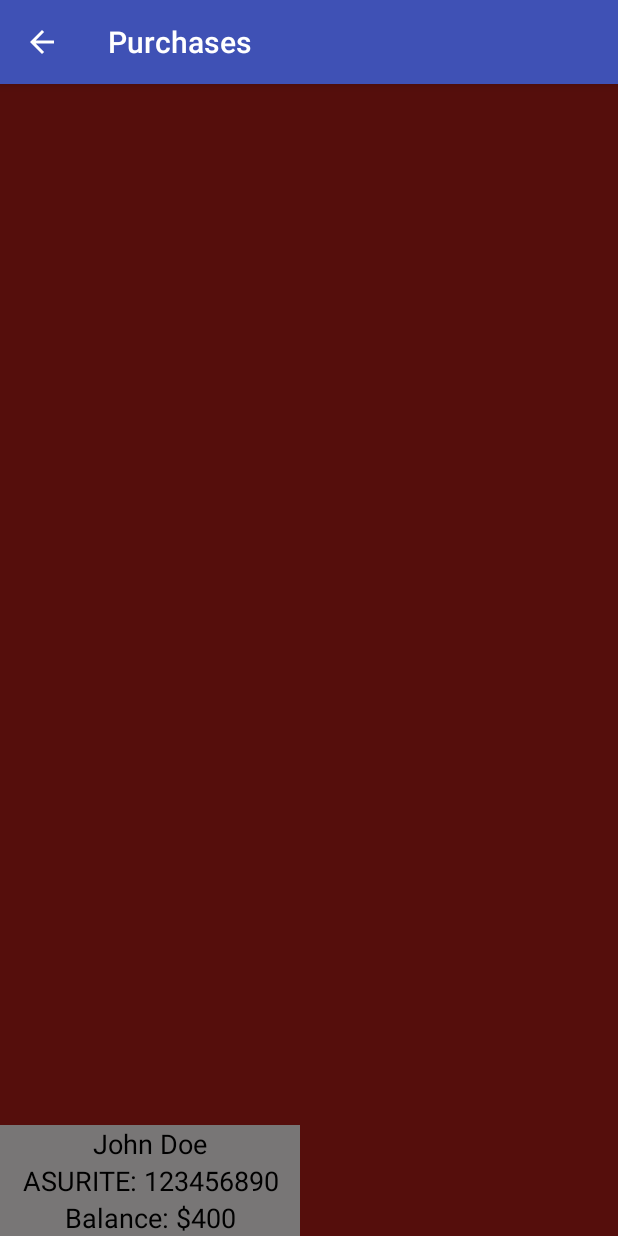
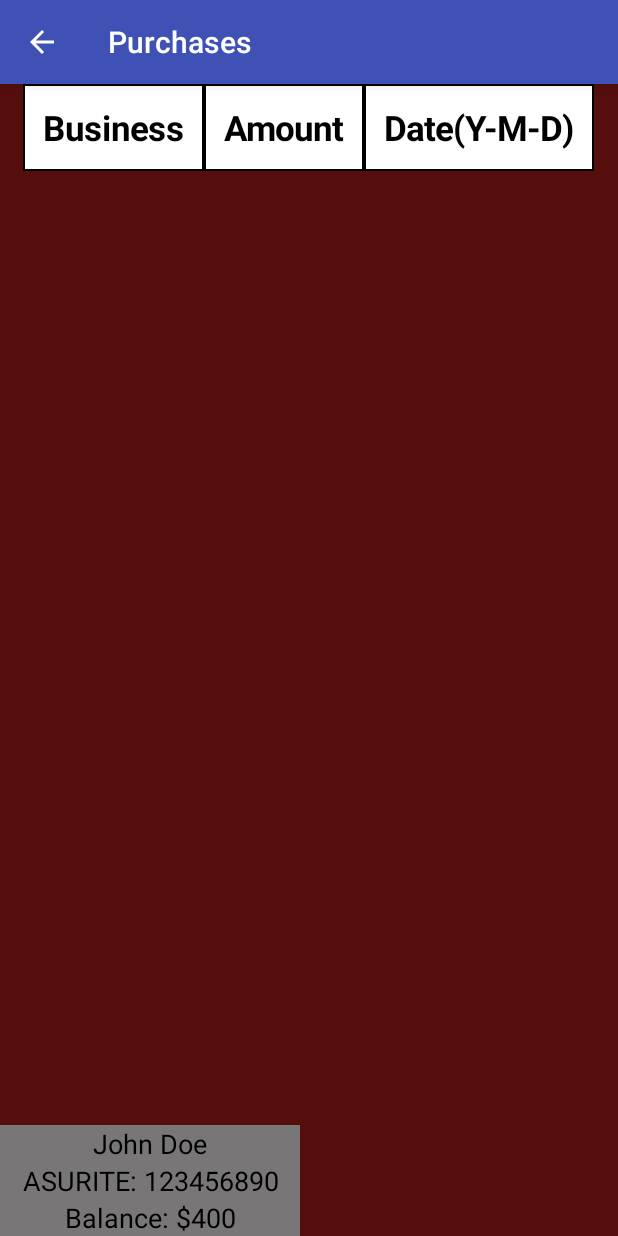
Before and after one commit to jreigel/M_and_G, an Android app: the ViewPurchases screen opened directly, with no data from a screen before it, on a phone screen of 412 x 824 dp. Run offline under Robolectric (Android 15) with nearby library versions, the phone set to English and light mode, and no system bars.

```diff
--- a/app/src/main/java/com/example/justin/mg/DBhandler.java
+++ b/app/src/main/java/com/example/justin/mg/DBhandler.java
@@ -23,10 +23,8 @@ public class DBhandler extends SQLiteOpenHelper {
     private static final String ASURITE_ID = "id";
     private static final String FIRST_NAME = "firstName";
     private static final String LAST_NAME = "lastName";
-//    TODO: verify that balance and purchase history should be strings here for values.put()
     private static final String BALANCE = "balance";
 
-    //    TODO: Verify that email and password should be in this db.
     private static final String EMAIL = "email";
     private static final String PASSWORD = "password";
     public static final String PURCHASES_ID = "pid";
@@ -72,9 +70,6 @@ public class DBhandler extends SQLiteOpenHelper {
         onCreate(db);
     }
 
-//    TODO: change purchase history to 2d array!
-//    TODO: Or make a different db for the purchase history?
-
     public void insertUser(User u) {
         db = this.getWritableDatabase();
         ContentValues values = new ContentValues();
@@ -99,7 +94,6 @@ public class DBhandler extends SQLiteOpenHelper {
     }
 
     public List<List<String>> getPurchases(int student_id){
-//        TODO: Change to list? or move code in purchaseList
         db = this.getReadableDatabase();
         List<List<String>> listOfLists = new ArrayList<>();
         System.out.println("Current id: " + student_id);
--- a/app/src/main/java/com/example/justin/mg/HomeScreen.java
+++ b/app/src/main/java/com/example/justin/mg/HomeScreen.java
@@ -63,8 +63,6 @@ public class HomeScreen extends AppCompatActivity {
     public void onResume()
     {  // After a pause OR at startup
         super.onResume();
-//            todo: fragment these to keep textviews on all screens.
-//            todo: move code to a different function.
         populateText();
     }
     public void populateText(){
--- a/app/src/main/java/com/example/justin/mg/ViewPurchases.java
+++ b/app/src/main/java/com/example/justin/mg/ViewPurchases.java
@@ -17,7 +17,6 @@ import java.util.ArrayList;
 import java.util.List;
 
 public class ViewPurchases extends AppCompatActivity {
-//    private String [][] fillerData= {{"Business", "Amount", "Date"}, {"Subway", "$6.17", "12/15/15"}, {"Starbucks", "$8.32", "12/20/15"}, {"Chik-fil-a", "$10.50", "12/23/15"} };
     private DBhandler helper = new DBhandler(this);
     @Override
     protected void onCreate(Bundle savedInstanceState) {
@@ -36,7 +35,7 @@ public class ViewPurchases extends AppCompatActivity {
 
         TableRow tableRow;
         int textSize, typeface;
-        String [][] fillerData= {{"Business", "Amount", "Date"}, {"Subway", "$6.17", "12/15/15"}, {"Starbucks", "$8.32", "12/20/15"}, {"Chik-fil-a", "$10.50", "12/23/15"} };
+        String [] headerData= {"Business", "Amount", "Date(Y-M-D)"};
 
         if (extras != null) {
             id = (int) extras.get("id");
@@ -61,12 +60,31 @@ public class ViewPurchases extends AppCompatActivity {
 
         sv.addView(tableLayout);
         rl.addView(sv, tableParams);
+
+//        header
+        tableRow = new TableRow(getApplicationContext());
+        for(String header: headerData){
+//            TODO: refactor column data to prevent duplicated code and visibility issues (layoutparams?)
+            TextView columnData = new TextView(getApplicationContext());
+            columnData.setTextColor(Color.BLACK);
+            columnData.setText(header);
+            columnData.setPadding(20, 20, 20, 20);
+            columnData.setBackground(ContextCompat.getDrawable(this, R.drawable.table_border));
+            textSize = 23;
+            typeface = Typeface.BOLD;
+            columnData.setTextSize(TypedValue.COMPLEX_UNIT_DIP, textSize);
+            columnData.setTypeface(null, typeface);
+            tableRow.addView(columnData);
+        }
+        tableLayout.addView(tableRow);
         for(int i = 0; i < productDetails.size(); i++)
         {
             tableRow = new TableRow(getApplicationContext());
             for(int j = 0; j< productDetails.get(i).size(); j++)
             {
                 TextView columnData = new TextView(getApplicationContext());
+//                if it is the balance column or not
+//                Todo: refactor this, too tightly coupled.
                 if(j == 1) {
                     DecimalFormat df = new DecimalFormat("#0.00");
                     columnData.setText("$" + df.format(Float.parseFloat(productDetails.get(i).get(j))));
@@ -77,8 +95,8 @@ public class ViewPurchases extends AppCompatActivity {
                 columnData.setTextColor(Color.BLACK);
                 columnData.setPadding(20, 20, 20, 20);
                 columnData.setBackground(ContextCompat.getDrawable(this, R.drawable.table_border));
-                textSize = (i == 0) ? 25 : 21;
-                typeface = (i == 0) ? Typeface.BOLD : Typeface.NORMAL;
+                textSize = 21;
+                typeface = Typeface.NORMAL;
                 columnData.setTextSize(TypedValue.COMPLEX_UNIT_DIP, textSize);
                 columnData.setTypeface(null, typeface);
                 tableRow.addView(columnData);
--- a/app/src/main/java/com/example/justin/mg/ViewTransactions.java
+++ b/app/src/main/java/com/example/justin/mg/ViewTransactions.java
@@ -2,9 +2,9 @@ package com.example.justin.mg;
 
 import android.graphics.Color;
 import android.graphics.Typeface;
+import android.os.Bundle;
 import android.support.v4.content.ContextCompat;
 import android.support.v7.app.AppCompatActivity;
-import android.os.Bundle;
 import android.util.TypedValue;
 import android.widget.RelativeLayout;
 import android.widget.ScrollView;
@@ -12,7 +12,6 @@ import android.widget.TableLayout;
 import android.widget.TableRow;
 import android.widget.TextView;
 
-import java.util.ArrayList;
 import java.util.List;
 
 public class ViewTransactions extends AppCompatActivity {
```
Also changed, not shown: app/src/main/java/com/example/justin/mg/LoginActivity.java (+10 -22 lines), app/src/main/java/com/example/justin/mg/MakeTransaction.java (+3 -5 lines).
